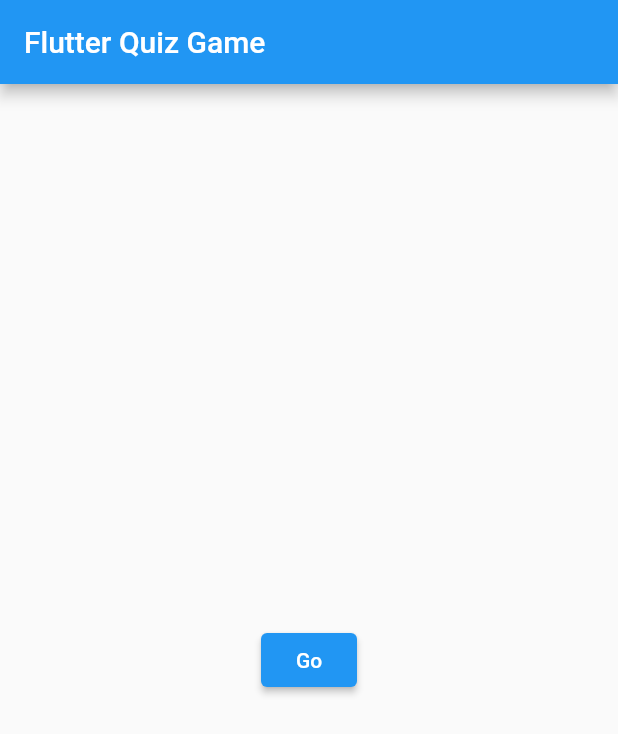
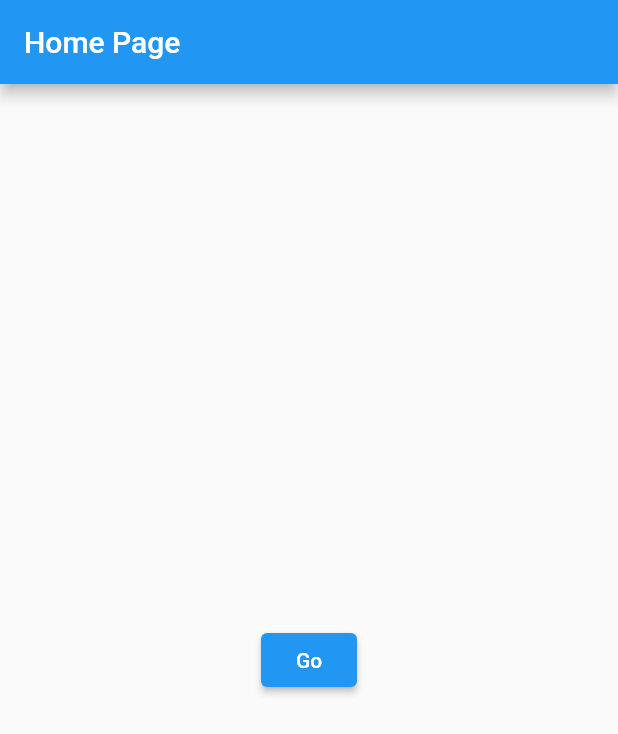
Before and after one commit to RichardBoyz/quiz-game, a Flutter app: the screen it shows after launch, on a phone screen of 412 x 824 dp. Shown: the top 734 px of the screen. Run offline on Flutter 3.47's test engine with Material 2 defaults, Android fonts, the phone set to English and light mode, and no system bars; our stand-ins replace bloc, dio, equatable, flutter_bloc.

Commit message:
Convert home page to stl-widget

```diff
--- a/lib/main.dart
+++ b/lib/main.dart
@@ -15,27 +15,20 @@ class MyApp extends StatelessWidget {
       theme: ThemeData(
         primarySwatch: Colors.blue,
       ),
-      home: const MyHomePage(title: 'Flutter Quiz Game'),
+      home: const MyHomePage(),
       routes: {'quiz-page': ((context) => const QuizPage())},
     );
   }
 }
 
-class MyHomePage extends StatefulWidget {
-  const MyHomePage({super.key, required this.title});
+class MyHomePage extends StatelessWidget {
+  const MyHomePage({super.key});
 
-  final String title;
-
-  @override
-  State<MyHomePage> createState() => _MyHomePageState();
-}
-
-class _MyHomePageState extends State<MyHomePage> {
   @override
   Widget build(BuildContext context) {
     return Scaffold(
       appBar: AppBar(
-        title: Text(widget.title),
+        title: const Text('Home Page'),
       ),
       body: Center(
         child: Column(
```
